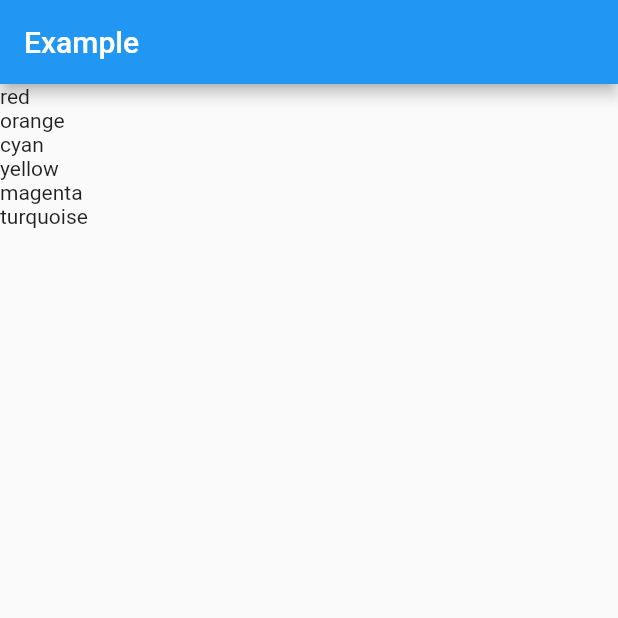
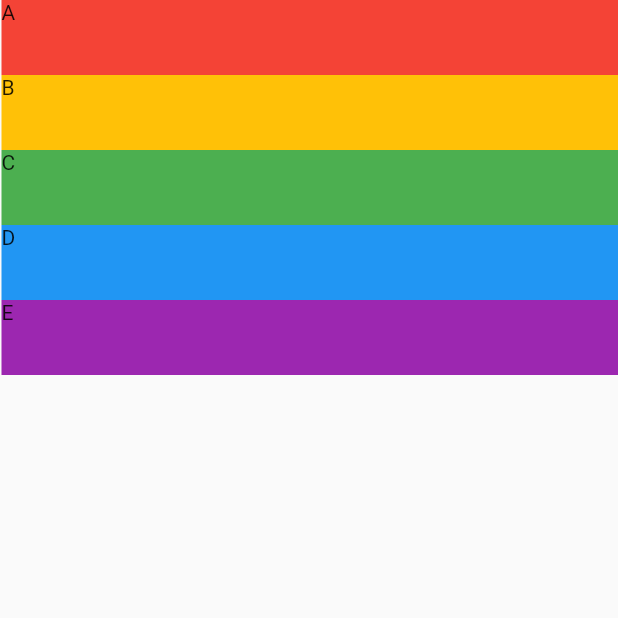
Before and after one commit to janhrastnik/pinnable_listview, a Flutter app: the screen it shows after launch, on a phone screen of 412 x 824 dp, the top half of it. Run offline on Flutter 3.47's test engine with Material 2 defaults, Android fonts, the phone set to English and light mode, and no system bars; statements that could not run were skipped.

```diff
--- a/example/lib/main.dart
+++ b/example/lib/main.dart
@@ -1,9 +1,5 @@
-import 'dart:async';
 import 'package:flutter/cupertino.dart';
-import 'package:flutter/foundation.dart';
 import 'package:flutter/material.dart';
-import 'package:flutter/rendering.dart';
-import 'package:flutter/widgets.dart';
 
 void main() {
   runApp(MyApp());
@@ -17,124 +13,144 @@ class MyApp extends StatelessWidget {
       theme: ThemeData(
         primarySwatch: Colors.blue,
       ),
-      home: MyHomePage(),
+      home: PinList(children: <Widget>[
+        Container(
+          height: 50.0,
+          color: Colors.red,
+          child: Text("A"),
+        ),
+        Container(
+          height: 50.0,
+          color: Colors.amber,
+          child: Text("B"),
+
+        ),
+        Container(
+          height: 50.0,
+          color: Colors.green,
+          child: Text("C"),
+
+        ),
+        Container(
+          height: 50.0,
+          color: Colors.blue,
+          child: Text("D"),
+
+        ),
+        Container(
+          height: 50.0,
+          color: Colors.purple,
+          child: Text("E"),
+
+        )
+      ],),
     );
   }
 }
 
-class MyHomePage extends StatefulWidget {
-  MyHomePageState createState() => MyHomePageState();
+class PinList extends StatefulWidget {
+  final List<Widget> children;
+  List<double> widgetHeightList = List();
+  List<Function> animFunctions = List();
+  int pinned;
+  PinList({Key key, this.children, this.pinned}) : super(key: key);
+  List<int> originalIndexes;
+
+  @override
+  PinListState createState() => PinListState();
 }
 
-class MyHomePageState extends State<MyHomePage> {
-  List widgetHeightList = [0, 0, 0, 0, 0, 0];
-  GlobalKey<AnimatedListState> listKey = GlobalKey<AnimatedListState>();
-  List<GlobalKey> globalKeys = List();
-  List<Function> animationFunctionsList = List();
-  List widgetList = [
-    Text("red"), Text("orange"), Text("cyan"), Text("yellow"), Text("magenta"), Text("turquoise")
-  ];
-  List originalIndexList = [0, 1, 2, 3, 4, 5];
-  int pinned;
+class PinListState extends State<PinList> {
+
+  addFunction(Function function) {
+    print("event");
+    widget.animFunctions.add(function);
+  }
+
+  callFunctions(int index) {
+      print(widget.animFunctions.length);
+      if (widget.pinned == null || index != 0) {
+        widget.animFunctions.sublist(0, index).forEach((function) {
+            function(50.0, false);
+        });
+        Future.delayed(Duration(seconds: 1)).then((_) {
+          setState(() {
+            widget.pinned = widget.originalIndexes[index];
+            int moveIndex = widget.originalIndexes[index];
+            widget.originalIndexes.removeAt(index);
+            widget.originalIndexes.insert(0, moveIndex);
+
+            Widget moveWidget = widget.children[index];
+            print(moveWidget);
+            widget.children.removeAt(index);
+            widget.children.insert(0, moveWidget);
+            print(widget.originalIndexes);
+          });
+        });
+      } else {
+        print("this gets run");
+        widget.animFunctions.sublist(1, widget.originalIndexes[index]+1).forEach((function) {
+          function(50.0, true);
+        });
+        Future.delayed(Duration(seconds: 1)).then((_) {
+          setState(() {
+            widget.pinned = null;
+            int moveIndex = widget.originalIndexes[0];
+            widget.originalIndexes.removeAt(0);
+            widget.originalIndexes.insert(moveIndex, moveIndex);
+
+            Widget moveWidget = widget.children[0];
+            print(moveWidget);
+            widget.children.removeAt(0);
+            widget.children.insert(moveIndex, moveWidget);
+            print(widget.originalIndexes);
+          });
+        });
+      }
+  }
+
+  getData(int index) {
+    double distance;
+    if (widget.pinned == widget.originalIndexes[index]) {
+      distance = -widget.pinned * 50.0;
+    } else {
+      distance = index * 50.0;
+    }
+    return [distance, widget.originalIndexes[index]];
+  }
 
   @override
   void initState() {
     super.initState();
-    WidgetsBinding.instance.addPostFrameCallback((timeStamp) {
-      globalKeys.asMap().forEach((index, element) {
-        widgetHeightList[index] = element.currentContext.findRenderObject().paintBounds.height;
-      });
-    });
+    for (Widget w in widget.children) {
+      w.
     }
+    widget.originalIndexes = Iterable<int>.generate(widget.children.length).toList();
+    if (widget.pinned != null) {
+      int moveIndex = widget.originalIndexes[widget.pinned];
+      widget.originalIndexes.removeAt(widget.pinned);
+      widget.originalIndexes.insert(0, moveIndex);
 
-  addWidget(Function function, GlobalKey key) {
-    globalKeys.add(key);
-    animationFunctionsList.add(function);
+      Widget moveWidget = widget.children[widget.pinned];
+      print(moveWidget);
+      widget.children.removeAt(widget.pinned);
+      widget.children.insert(0, moveWidget);
+      print(widget.originalIndexes);
     }
-
-  callFunction(int index) {
-      double widgetHeight = 0.0;
-      if (pinned != null && index == 0) {
-        widgetHeight = 0 - widgetHeightList[index];
-        animationFunctionsList.sublist(1, originalIndexList[0]).forEach((function) {
-          function(widgetHeight);
-        });
-      } else {
-        widgetHeight = widgetHeightList[index];
-        animationFunctionsList.sublist(0, index).forEach((function) {
-          function(widgetHeight);
-        });
-      }
-      Future.delayed(Duration(milliseconds: 300)).then((value) {
-        if (pinned == null || index != 0) {
-          Widget movableWidget = widgetList[index];
-          widgetList.removeAt(index);
-          widgetList.insert(0, movableWidget);
-          double movableHeight = widgetHeightList[index];
-          widgetHeightList.removeAt(index);
-          widgetHeightList.insert(0, movableHeight);
-          int movableIndex = originalIndexList[index];
-          originalIndexList.removeAt(index);
-          originalIndexList.insert(0, movableIndex);
-          pinned = originalIndexList[0];
-        } else {
-          int originalIndex = originalIndexList[index];
-          int removable = originalIndexList[originalIndex];
-
-          print(globalKeys);
-          globalKeys.removeAt(removable);
-          animationFunctionsList.removeAt(removable);
-          print(globalKeys);
-          pinned = null;
-
-          Widget movableWidget = widgetList[0];
-          widgetList.removeAt(0);
-          widgetList.insert(originalIndex, movableWidget);
-          double movableHeight = widgetHeightList[0];
-          widgetHeightList.removeAt(0);
-          widgetHeightList.insert(originalIndex, movableHeight);
-          int movableIndex = originalIndexList[0];
-          originalIndexList.removeAt(0);
-          originalIndexList.insert(originalIndex, movableIndex);
-        }
-      });
-  }
-
-  int getTrueIndex(int index) {
-    return originalIndexList[index];
-  }
-
-  double getDistance(int index) {
-    double travelDistance = 0.0;
-    if (pinned != null && index == 0) {
-      index = pinned;
-    }
-    widgetHeightList.sublist(0, index).forEach((element) {
-      travelDistance += element;
-    });
-    return travelDistance;
   }
 
   @override
   Widget build(BuildContext context) {
     return Scaffold(
-      appBar: AppBar(
-        title: Text("Example"),
-      ),
-      body: AnimatedList(
-        shrinkWrap: true,
-        key: listKey,
-        initialItemCount: widgetHeightList.length,
-        itemBuilder: (BuildContext context, int index, Animation<double> animation) {
-          return PinTile(
-            globalKeys: globalKeys,
-            listKey: listKey,
+      body: ListView.builder(
+        itemCount: widget.children.length,
+        itemBuilder: (BuildContext context, int index) {
+          return PinWidget(
+              child: widget.children[index],
               index: index,
-            addWidget: addWidget,
-            callFunction: callFunction,
-            getTrueIndex: getTrueIndex,
-            getDistance: getDistance,
-            child: widgetList[index]
+              addFunction: addFunction,
+              callFunctions: callFunctions,
+              getData: getData,
           );
         },
       ),
@@ -142,99 +158,64 @@ class MyHomePageState extends State<MyHomePage> {
   }
 }
 
-class PinTile extends StatefulWidget {
-  final listKey;
-  final globalKeys;
-  final index;
-  final Function(Function function, GlobalKey key) addWidget;
-  final Function(int index) callFunction;
-  final Function(int index) getTrueIndex;
-  final Function(int index) getDistance;
+class PinWidget extends StatefulWidget {
   final Widget child;
-
-  PinTile({Key key, this.listKey, this.globalKeys,
-    this.index, this.addWidget, this.callFunction, this.getTrueIndex,
-    this.child, this.getDistance}) : super(key: key);
-
-  PinTileState createState() => PinTileState();
+  final int index;
+  final Function(Function function) addFunction;
+  final Function(int index) callFunctions;
+  final Function(int index) getData;
+  PinWidget({Key key, this.child, this.index, this.addFunction,
+    this.getData, this.callFunctions}): super(key: key);
+  PinWidgetState createState() => PinWidgetState();
 }
 
-class PinTileState extends State<PinTile> with SingleTickerProviderStateMixin {
-  GlobalKey key = GlobalKey();
-  double opacity = 1.0;
+class PinWidgetState extends State<PinWidget> with SingleTickerProviderStateMixin {
   AnimationController animationController;
-  Animation<double> animation;
+  double distance = 0.0;
 
-  runAnimation(double height) {
-    // instantiate the animation now that you know the bounds it should have
-    animation = Tween(begin: 0.0, end: height).animate(animationController);
-    animationController.forward().then((_) => animationController.reset());
+  move(double height, bool isPinned) {
+    if (isPinned) {
+      distance = height;
+    } else {
+      distance = -height;
+    }
+    animationController.forward();
+    Future.delayed(Duration(seconds: 1)).then((_) {
+      animationController.reset();
+    });
   }
 
   @override
   void initState() {
     super.initState();
-    print(widget.child);
     animationController = AnimationController(
       vsync: this,
-      duration: Duration(milliseconds: 300)
+      duration: Duration(seconds: 1)
     );
-    widget.addWidget(runAnimation, key);
-    animation = Tween(begin: 0.0, end: 0.0).animate(animationController);
+    widget.addFunction(move);
   }
 
   @override
   Widget build(BuildContext context) {
     return AnimatedBuilder(
         animation: animationController,
-      builder: (BuildContext context, child) => Transform.translate(
-        offset: Offset(0.0, animation.value),
-        child: child,
-      ),
-      child: Opacity(
-          key: key,
-          opacity: opacity,
+        builder: (BuildContext context, Widget child) {
+          return Transform.translate(
+              offset: Offset(1.0, -distance * animationController.value),
               child: GestureDetector(
                 child: widget.child,
                 onTap: () {
-              int trueIndex = widget.getTrueIndex(widget.index);
-              widget.callFunction(widget.index);
-              if (widget.index != 0 || widget.index == 0 && trueIndex == 0) {
-                AnimatedListState animatedList = widget.listKey.currentState;
-                double travelDistance = widget.getDistance(widget.index);
-                double widgetHeight = context.findRenderObject().paintBounds.height;
-                animatedList.removeItem(widget.globalKeys.length - 1, (context, animation) {
-                  opacity = 0.0;
-                  animation.addListener(() {
-                    if (animation.isDismissed) {
-                      setState(() {
-                        opacity = 1.0;
+                  distance = widget.getData(widget.index)[0];
+                  print(distance);
+                  int originalIndex = widget.getData(widget.index)[1];
+                  widget.callFunctions(widget.index);
+                  animationController.forward();
+                  Future.delayed(Duration(seconds: 1)).then((_) {
+                    animationController.reset();
+                  });
+                },
+              )
+          );
         });
   }
-                  });
-                  return Transform(
-                    transform: Matrix4.identity()
-                      ..translate(1.0, ( -widgetHeight * (widget.globalKeys.length - widget.index) - travelDistance + travelDistance * animation.value) * 1),
-                    child: widget.child,
-                  );
-                });
-                animatedList.insertItem(0);
-              } else {
-                AnimatedListState animatedList = widget.listKey.currentState;
-                double travelDistance = widget.getDistance(widget.index);
-                double widgetHeight = context.findRenderObject().paintBounds.height;
-                animatedList.removeItem(0, (context, animation) {
-                  return Transform(
-                    transform: Matrix4.identity()
-                      ..translate(1.0, travelDistance - travelDistance * animation.value),
-                    child: widget.child,
-                  );
-                });
-                animatedList.insertItem(trueIndex);
 }
-            },
-          )
-      ),
-    );
-  }
-}
```
Lines whose indentation alone changed are shown as unchanged.
